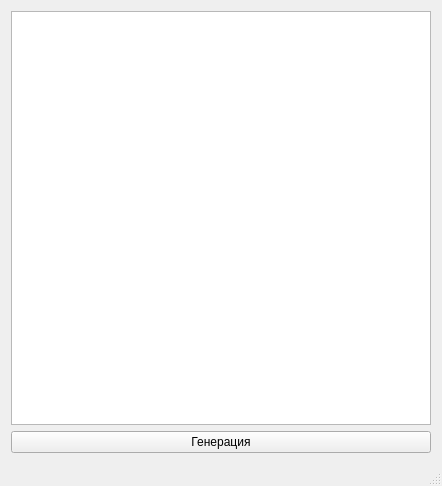
Before: the Qt Designer form mainwindow.ui in kochaika/labyrinth, drawn with Qt 5.
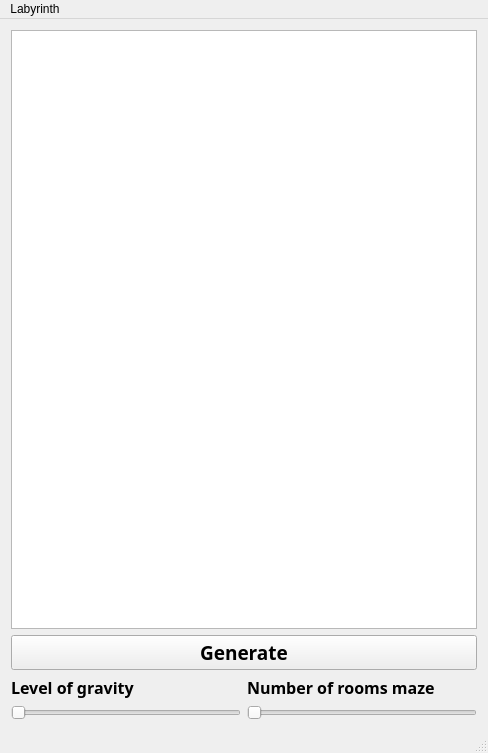
After: the same form once the commit is applied.

Commit message:
Измение интерфейса
1) Установлено удобное расположение лабиринта относительно границ сцены,
за счет этого см. п.2
2) Расширены цветные границы, обозначающие направление гравитации
3) Добавлена окраска героя в единый цвет в зависимости от гравитации
4) Подсчитывается время прохождения лабиринта, которое отрисовывается
после достижения финальной точки

What changed in the file:
```diff
--- a/mainwindow.ui
+++ b/mainwindow.ui
@@ -6,8 +6,8 @@
    <rect>
     <x>0</x>
     <y>0</y>
-    <width>442</width>
-    <height>486</height>
+    <width>488</width>
+    <height>753</height>
    </rect>
   </property>
   <property name="focusPolicy">
@@ -17,7 +17,7 @@
    <string>MainWindow</string>
   </property>
   <widget class="QWidget" name="centralWidget">
-   <layout class="QVBoxLayout" name="verticalLayout">
+   <layout class="QVBoxLayout" name="verticalLayout_2">
     <item>
      <widget class="QGraphicsView" name="graphicsView">
       <property name="focusPolicy">
@@ -29,16 +29,82 @@
      <layout class="QHBoxLayout" name="horizontalLayout">
       <item>
        <widget class="QPushButton" name="pushButton_generate">
+        <property name="font">
+         <font>
+          <family>Nyala</family>
+          <pointsize>14</pointsize>
+          <weight>75</weight>
+          <bold>true</bold>
+         </font>
+        </property>
         <property name="focusPolicy">
          <enum>Qt::ClickFocus</enum>
         </property>
         <property name="text">
-         <string>Генерация</string>
+         <string>Generate</string>
         </property>
        </widget>
       </item>
      </layout>
     </item>
+    <item>
+     <layout class="QVBoxLayout" name="verticalLayout">
+      <item>
+       <layout class="QHBoxLayout" name="labels_layout">
+        <item>
+         <widget class="QLabel" name="label_gravity_level">
+          <property name="font">
+           <font>
+            <family>PMingLiU-ExtB</family>
+            <pointsize>12</pointsize>
+            <weight>75</weight>
+            <italic>false</italic>
+            <bold>true</bold>
+            <underline>false</underline>
+           </font>
+          </property>
+          <property name="text">
+           <string>Level of gravity</string>
+          </property>
+         </widget>
+        </item>
+        <item>
+         <widget class="QLabel" name="label_maze_level">
+          <property name="font">
+           <font>
+            <family>PMingLiU-ExtB</family>
+            <pointsize>12</pointsize>
+            <weight>75</weight>
+            <bold>true</bold>
+           </font>
+          </property>
+          <property name="text">
+           <string>Number of rooms maze</string>
+          </property>
+         </widget>
+        </item>
+       </layout>
+      </item>
+      <item>
+       <layout class="QHBoxLayout" name="sliders_layout">
+        <item>
+         <widget class="QSlider" name="gravity_level">
+          <property name="orientation">
+           <enum>Qt::Horizontal</enum>
+          </property>
+         </widget>
+        </item>
+        <item>
+         <widget class="QSlider" name="maze_level">
+          <property name="orientation">
+           <enum>Qt::Horizontal</enum>
+          </property>
+         </widget>
+        </item>
+       </layout>
+      </item>
+     </layout>
+    </item>
    </layout>
   </widget>
   <widget class="QStatusBar" name="statusBar"/>
@@ -47,10 +113,16 @@
     <rect>
      <x>0</x>
      <y>0</y>
-     <width>442</width>
+     <width>488</width>
      <height>21</height>
     </rect>
    </property>
+   <widget class="QMenu" name="menuLabyrinth">
+    <property name="title">
+     <string>Labyrinth</string>
+    </property>
+   </widget>
+   <addaction name="menuLabyrinth"/>
   </widget>
  </widget>
  <layoutdefault spacing="6" margin="11"/>
```
The commit also changes 4 other files.
